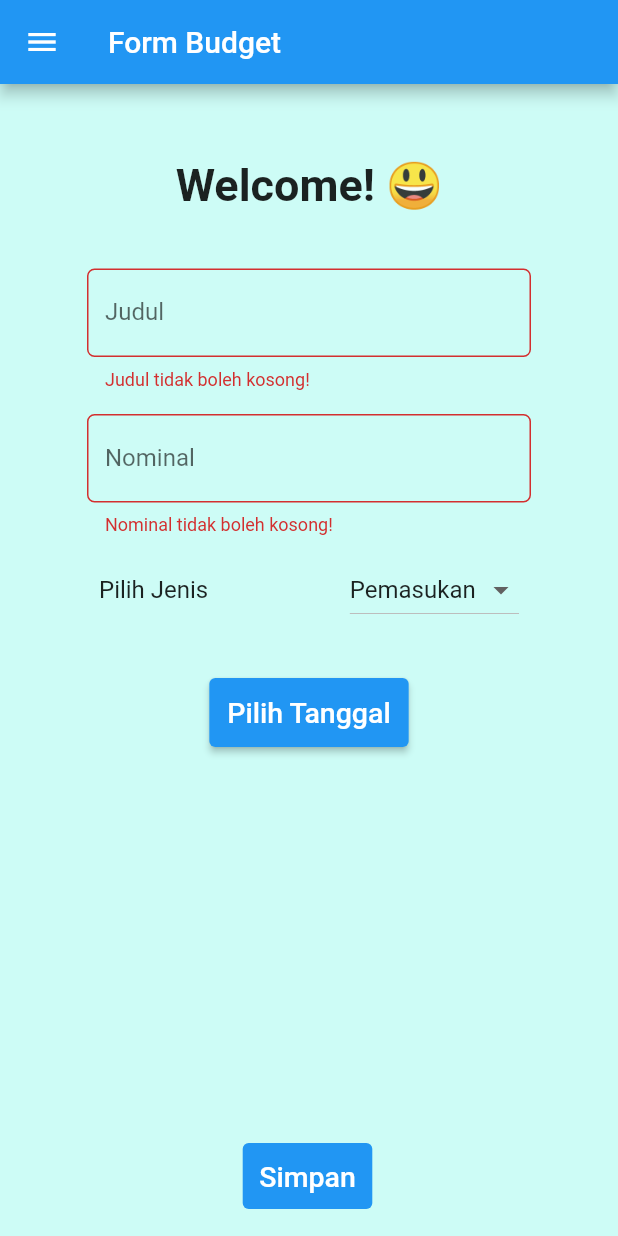
After one commit to HayfaNajma07/pbp-flutter-lab, a Flutter app: the FormBudget screen opened directly, after a tap on "Simpan", on a phone screen of 412 x 824 dp. The commit adds this screen. Run offline on Flutter 3.47's test engine with Material 2 defaults, Android fonts, the phone set to English and light mode, and no system bars.

Commit message:
selesai, tapi masih belom update data budget

```diff
--- /dev/null
+++ b/counter_7/lib/budget.dart
@@ -0,0 +1,10 @@
+import 'package:flutter/material.dart';
+
+class Budget {
+  String judul;
+  String nominal;
+  String jenis;
+  DateTime date;
+
+  Budget(this.judul, this.nominal, this.jenis, this.date);
+}
--- /dev/null
+++ b/counter_7/lib/formBudget.dart
@@ -0,0 +1,295 @@
+import 'package:flutter/material.dart';
+import 'package:counter_7/dataBudget.dart';
+import 'package:counter_7/main.dart';
+import 'package:counter_7/budget.dart';
+
+class FormBudget extends StatefulWidget {
+  const FormBudget({super.key});
+
+  @override
+  State<FormBudget> createState() => _FormBudgetState();
+}
+
+class _FormBudgetState extends State<FormBudget> {
+  List<Budget> _budget = [];
+  final _formKey = GlobalKey<FormState>();
+  String _judul = "";
+  String _nominal = "";
+  String _jenis = "Pemasukan";
+  List<String> listJenis = ["Pemasukan", "Pengeluaran"];
+
+  // create variable for date from date picker
+  DateTime? _date;
+
+  String getText(){
+    if (_date == null){
+      return 'Pilih Tanggal';
+    } else{
+      return '${_date?.month}/${_date?.day}/${_date?.year}';
+    }
+  }
+
+  @override
+  Widget build(BuildContext context) {
+    return Scaffold(
+        backgroundColor: Color(0xffCDFCF6),
+        appBar: AppBar(
+          title: Text("Form Budget"),
+        ),
+        drawer: Drawer(
+          child: Container(
+            margin: const EdgeInsets.only(top: 45.0),
+            child: Column(
+              children: [
+                ListTile(
+
+                  title: const Text("counter_7",
+                      style: TextStyle(fontSize: 20)),
+                  onTap: () {
+                    Navigator.pushReplacement(
+                      context,
+                      MaterialPageRoute(builder:
+                          (context) => MyHomePage(title: 'Program Counter')),
+                    );
+                  },
+                ),
+                ListTile(
+                  title: const Text("Tambah Budget",
+                      style: TextStyle(fontSize: 20)),
+                  onTap: () {
+                    Navigator.pushReplacement(
+                      context,
+                      MaterialPageRoute(builder:
+                          (context) => const FormBudget()),
+                    );
+                  },
+                ),
+                ListTile(
+                  title: const Text("Data Budget",
+                      style: TextStyle(fontSize: 20)),
+                  onTap: () {
+                    Navigator.pushReplacement(
+                        context,
+                        MaterialPageRoute(builder:
+                            (context) => DataBudget(myBudget: _budget,)));
+                  },
+                ),
+              ],
+            ),
+          )
+        ),
+        body: Form(
+          key: _formKey,
+          child: SingleChildScrollView(
+
+            child: Container(
+              margin: const EdgeInsets.all(30.0),
+              padding: const EdgeInsets.all(20.0),
+              child: Column(
+                children: [
+                  Center(
+                    child: Container(
+                      margin: const EdgeInsets.only(bottom: 30.0),
+                      child: const Text('Welcome! 😃',
+                        style: TextStyle(fontSize: 30, fontWeight: FontWeight.bold),
+                      ),
+                    )
+                  ),
+                  Padding(
+                    padding: const EdgeInsets.all(8.0),
+                    child: TextFormField(
+                      // Membuat elemen input dengan tipe data String berupa judul budget
+                      decoration: InputDecoration(
+                          labelText: "Judul",
+                          border: OutlineInputBorder(
+                            borderRadius: BorderRadius.circular(5.0),
+                          )),
+                      onChanged: (String? value) {
+                        setState(() {
+                          _judul = value!;
+                        });
+                      },
+                      onSaved: (String? value) {
+                        setState(() {
+                          _judul = value!;
+                        });
+                      },
+                      validator: (String? value) {
+                        // Untuk menghandle jika value input yang diisi kosong
+                        if (value == null || value.isEmpty) {
+                          return "Judul tidak boleh kosong!";
+                        }
+                        return null;
+                      },
+                    ),
+                  ),
+                  Padding(
+                    padding: const EdgeInsets.all(8.0),
+                    child: TextFormField(
+                      keyboardType: TextInputType.number,
+                      // Membuat elemen input dengan tipe data int berupa nominal budget
+                      decoration: InputDecoration(
+                          labelText: "Nominal",
+                          border: OutlineInputBorder(
+                            borderRadius: BorderRadius.circular(5.0),
+                          )),
+                      onChanged: (String? value) {
+                        setState(() {
+                          _nominal = value!;
+                        });
+                      },
+                      onSaved: (String? value) {
+                        setState(() {
+                          _nominal = value!;
+                        });
+                      },
+                      validator: (String? value) {
+                        // Untuk menghandle jika value input yang diisi kosong
+                        if (value == null || value.isEmpty) {
+                          return "Nominal tidak boleh kosong!";
+                        }
+                        return null;
+                      },
+                    ),
+                  ),
+                  ListTile(
+                    // Membuat elemen dropdown yang berisi tipe budget dengan pilihan pemasukan dan pengeluaran
+                    title: const Text("Pilih Jenis"),
+                    trailing: DropdownButton(
+                      value: _jenis,
+                      items: listJenis.map((String jenisNow) {
+                        return DropdownMenuItem(
+                          value: jenisNow,
+                          child: Text(jenisNow),
+                        );
+                      }).toList(),
+                      onChanged: (String? newJenis) {
+                        setState(() {
+                          _jenis = newJenis!;
+                        });
+                      },
+                    ),
+                  ),
+                  // Membuat date picker di dalam list tile
+                  Center(
+                    child: Container(
+                      margin: const EdgeInsets.all(30.0),
+                      child: ElevatedButton(
+                        style: ButtonStyle(
+                          backgroundColor: MaterialStateProperty.all(Colors.blue),
+
+                          padding: MaterialStateProperty.all(
+                            const EdgeInsets.all(12.0),
+                          ),
+                        ),
+                        onPressed: () {
+                          showDatePicker(
+                            context: context,
+                            initialDate: DateTime.now(),
+                            firstDate: DateTime(2000),
+                            lastDate: DateTime(2025),
+                          ).then((value) {
+                            setState(() {
+                              _date = value;
+                            });
+                          });
+                        },
+                        child: Text(getText(), style: const TextStyle(fontSize: 19)),
+                      ),
+                    )
+
+                  )
+                ],
+              ),
+            ),
+          ),
+        ),
+        floatingActionButton: Container(
+          alignment: Alignment.bottomCenter,
+          margin: const EdgeInsets.only(left: 30.0),
+          child: TextButton(
+            style: ButtonStyle(
+              backgroundColor: MaterialStateProperty.all(Colors.blue),
+              padding: MaterialStateProperty.all(
+                const EdgeInsets.all(11.0),
+              ),
+            ),
+            onPressed: () {
+              if (_formKey.currentState!.validate()) {
+                _formKey.currentState!.save();
+                setState(() {
+                  print("Judul: $_judul");
+                  print("Nominal: $_nominal");
+                  print("Jenis: $_jenis");
+                  Budget newBudget = Budget(_judul, _nominal, _jenis, _date!);
+                  _budget.add(newBudget);
+                  print(_budget.length);
+                });
+                showDialog(
+                  context: context,
+                  builder: (context) {
+                    return Dialog(
+                      shape: RoundedRectangleBorder(
+                        borderRadius: BorderRadius.circular(10),
+                      ),
+                      elevation: 15,
+                      child: Container(
+                        child: ListView(
+                          padding: const EdgeInsets.only(top: 20, bottom: 20),
+                          shrinkWrap: true,
+                          children: <Widget>[
+                            Center(
+                                child: Column(
+                                  children: [
+                                    const Text(
+                                      "Data berhasil disimpan!",
+                                      style: TextStyle(
+                                        fontSize: 20,
+                                        height: 3,
+                                        fontWeight: FontWeight.bold,
+                                      ),
+                                    ),
+                                    Text("Judul: $_judul", style: const TextStyle(
+                                      fontSize: 15, height: 2
+                                    ),),
+                                    Text("Nominal: $_nominal", style: const TextStyle(
+                                      fontSize: 15, height: 2
+                                    ),),
+                                    Text("Jenis: $_jenis", style: const TextStyle(
+                                      fontSize: 15, height: 2
+                                    )),
+                                  ],
+                                )),
+                            const SizedBox(height: 20),
+                            TextButton(
+                              onPressed: () {
+                                Navigator.pop(context);
+                                setState(() {
+                                  _judul = "";
+                                  _nominal = "";
+                                  _jenis = "Pemasukan";
+                                });
+                              },
+                              child: const Text('Kembali', style: TextStyle(
+                                fontSize: 19,
+                              )),
+                            ),
+                          ],
+                        ),
+                      ),
+                    );
+                  },
+                );
+              }
+            },
+            child: const Text(
+              "Simpan",
+              style: TextStyle(
+                color: Colors.white,
+                fontSize: 19,
+              ),
+            ),
+          ),
+        ));
+  }
+}
```
Also changed, not shown: counter_7/lib/dataBudget.dart (added, +108 -0 lines), counter_7/lib/main.dart (+39 -0 lines).
